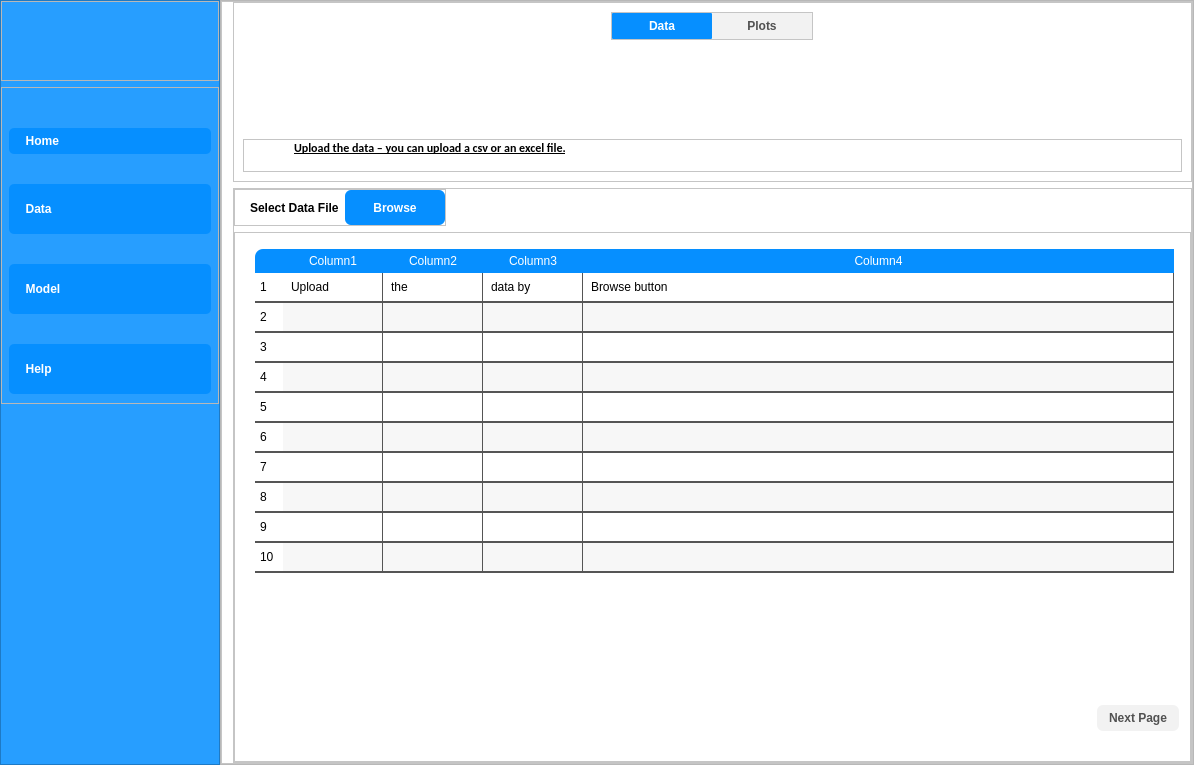
The window that main.ui (ali7haider/Active-Learning-Platform_PyQT5_Desktop_App) describes before a commit, drawn with Qt 5.
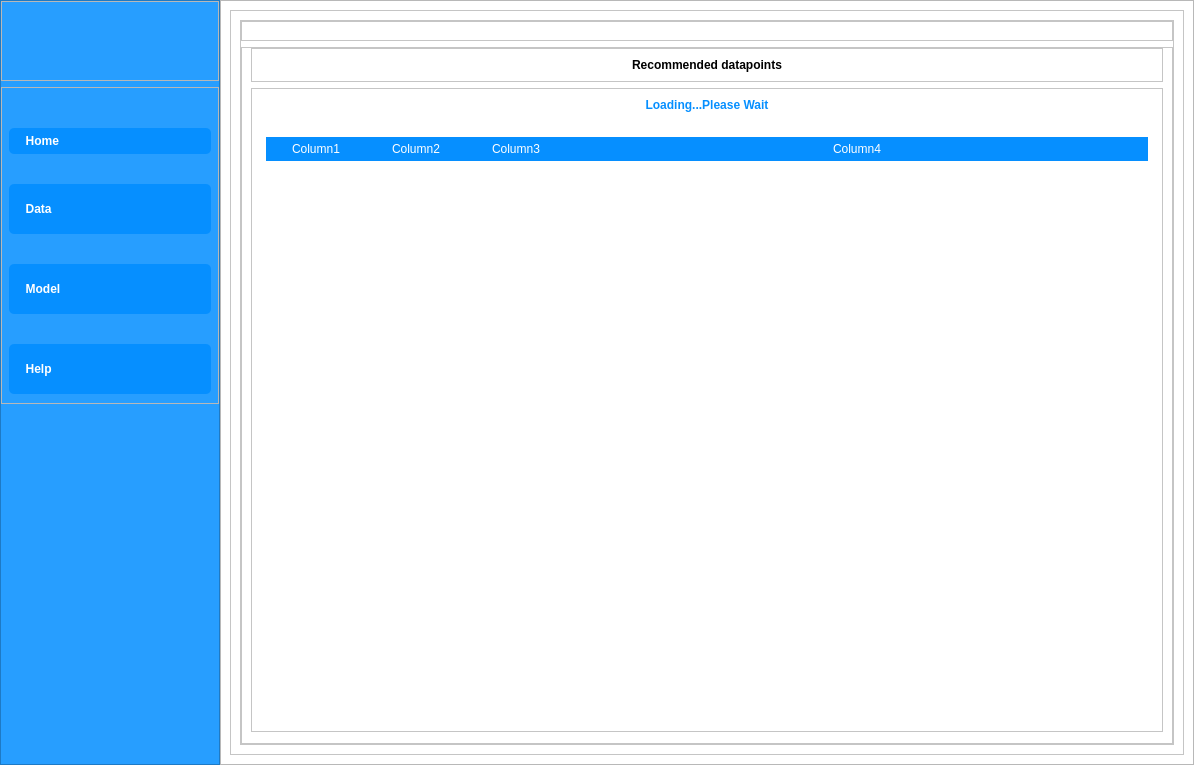
The same window after the commit. Icons and pictures are not drawn.

Commit message: Refactor experiment execution to run in a separate thread and handle results asynchronously

```diff
--- a/main.ui
+++ b/main.ui
@@ -733,7 +733,7 @@
              <string notr="true">background-color:white;</string>
             </property>
             <property name="currentIndex">
-             <number>1</number>
+             <number>6</number>
             </property>
             <widget class="QWidget" name="homePage">
              <property name="styleSheet">
@@ -1152,7 +1152,7 @@
                           <bool>true</bool>
                          </attribute>
                          <attribute name="verticalHeaderVisible">
-                          <bool>true</bool>
+                          <bool>false</bool>
                          </attribute>
                          <attribute name="verticalHeaderCascadingSectionResizes">
                           <bool>false</bool>
@@ -2196,6 +2196,203 @@
               </item>
              </layout>
             </widget>
+            <widget class="QWidget" name="resultPage">
+             <property name="styleSheet">
+              <string notr="true">QLabel{
+	font:  12pt &quot;Calibri&quot;;
+color:black;
+}</string>
+             </property>
+             <layout class="QVBoxLayout" name="verticalLayout_34">
+              <item>
+               <widget class="QFrame" name="frame_33">
+                <property name="frameShape">
+                 <enum>QFrame::StyledPanel</enum>
+                </property>
+                <property name="frameShadow">
+                 <enum>QFrame::Raised</enum>
+                </property>
+                <layout class="QVBoxLayout" name="verticalLayout_43">
+                 <item>
+                  <widget class="QFrame" name="frame_35">
+                   <property name="frameShape">
+                    <enum>QFrame::StyledPanel</enum>
+                   </property>
+                   <property name="frameShadow">
+                    <enum>QFrame::Raised</enum>
+                   </property>
+                   <layout class="QVBoxLayout" name="verticalLayout_35">
+                    <property name="leftMargin">
+                     <number>0</number>
+                    </property>
+                    <property name="topMargin">
+                     <number>0</number>
+                    </property>
+                    <property name="rightMargin">
+                     <number>0</number>
+                    </property>
+                    <property name="bottomMargin">
+                     <number>0</number>
+                    </property>
+                    <item>
+                     <widget class="QFrame" name="frame_36">
+                      <property name="maximumSize">
+                       <size>
+                        <width>16777215</width>
+                        <height>30</height>
+                       </size>
+                      </property>
+                      <property name="frameShape">
+                       <enum>QFrame::StyledPanel</enum>
+                      </property>
+                      <property name="frameShadow">
+                       <enum>QFrame::Raised</enum>
+                      </property>
+                      <layout class="QVBoxLayout" name="verticalLayout_36"/>
+                     </widget>
+                    </item>
+                    <item>
+                     <widget class="QFrame" name="frame_37">
+                      <property name="frameShape">
+                       <enum>QFrame::StyledPanel</enum>
+                      </property>
+                      <property name="frameShadow">
+                       <enum>QFrame::Raised</enum>
+                      </property>
+                      <layout class="QVBoxLayout" name="verticalLayout_37">
+                       <property name="topMargin">
+                        <number>0</number>
+                       </property>
+                       <property name="bottomMargin">
+                        <number>11</number>
+                       </property>
+                       <item>
+                        <widget class="QFrame" name="frame_38">
+                         <property name="maximumSize">
+                          <size>
+                           <width>16777215</width>
+                           <height>50</height>
+                          </size>
+                         </property>
+                         <property name="frameShape">
+                          <enum>QFrame::StyledPanel</enum>
+                         </property>
+                         <property name="frameShadow">
+                          <enum>QFrame::Raised</enum>
+                         </property>
+                         <layout class="QVBoxLayout" name="verticalLayout_38">
+                          <item>
+                           <widget class="QLabel" name="label_21">
+                            <property name="styleSheet">
+                             <string notr="true">font: 15pt &quot;Calibri&quot;;
+font-weight:bold;</string>
+                            </property>
+                            <property name="text">
+                             <string>Recommended datapoints</string>
+                            </property>
+                            <property name="alignment">
+                             <set>Qt::AlignCenter</set>
+                            </property>
+                           </widget>
+                          </item>
+                         </layout>
+                        </widget>
+                       </item>
+                       <item>
+                        <widget class="QFrame" name="frame_39">
+                         <property name="frameShape">
+                          <enum>QFrame::StyledPanel</enum>
+                         </property>
+                         <property name="frameShadow">
+                          <enum>QFrame::Raised</enum>
+                         </property>
+                         <layout class="QVBoxLayout" name="verticalLayout_39">
+                          <property name="spacing">
+                           <number>20</number>
+                          </property>
+                          <item>
+                           <widget class="QLabel" name="lblMessage">
+                            <property name="styleSheet">
+                             <string notr="true"> font-weight: bold;                 /* Bold text */
+	color:#068fff;
+	font:  12pt &quot;Calibri&quot;;</string>
+                            </property>
+                            <property name="text">
+                             <string>Loading...Please Wait</string>
+                            </property>
+                            <property name="alignment">
+                             <set>Qt::AlignCenter</set>
+                            </property>
+                           </widget>
+                          </item>
+                          <item>
+                           <widget class="QTableWidget" name="resultTable">
+                            <property name="editTriggers">
+                             <set>QAbstractItemView::NoEditTriggers</set>
+                            </property>
+                            <property name="alternatingRowColors">
+                             <bool>true</bool>
+                            </property>
+                            <property name="showGrid">
+                             <bool>true</bool>
+                            </property>
+                            <property name="sortingEnabled">
+                             <bool>false</bool>
+                            </property>
+                            <property name="rowCount">
+                             <number>0</number>
+                            </property>
+                            <attribute name="horizontalHeaderCascadingSectionResizes">
+                             <bool>false</bool>
+                            </attribute>
+                            <attribute name="horizontalHeaderShowSortIndicator" stdset="0">
+                             <bool>false</bool>
+                            </attribute>
+                            <attribute name="horizontalHeaderStretchLastSection">
+                             <bool>true</bool>
+                            </attribute>
+                            <attribute name="verticalHeaderVisible">
+                             <bool>true</bool>
+                            </attribute>
+                            <attribute name="verticalHeaderCascadingSectionResizes">
+                             <bool>false</bool>
+                            </attribute>
+                            <column>
+                             <property name="text">
+                              <string>Column1</string>
+                             </property>
+                            </column>
+                            <column>
+                             <property name="text">
+                              <string>Column2</string>
+                             </property>
+                            </column>
+                            <column>
+                             <property name="text">
+                              <string>Column3</string>
+                             </property>
+                            </column>
+                            <column>
+                             <property name="text">
+                              <string>Column4</string>
+                             </property>
+                            </column>
+                           </widget>
+                          </item>
+                         </layout>
+                        </widget>
+                       </item>
+                      </layout>
+                     </widget>
+                    </item>
+                   </layout>
+                  </widget>
+                 </item>
+                </layout>
+               </widget>
+              </item>
+             </layout>
+            </widget>
             <widget class="QWidget" name="helpPage">
              <layout class="QVBoxLayout" name="verticalLayout_11">
               <property name="spacing">
```
The commit also changes 1 other file.
